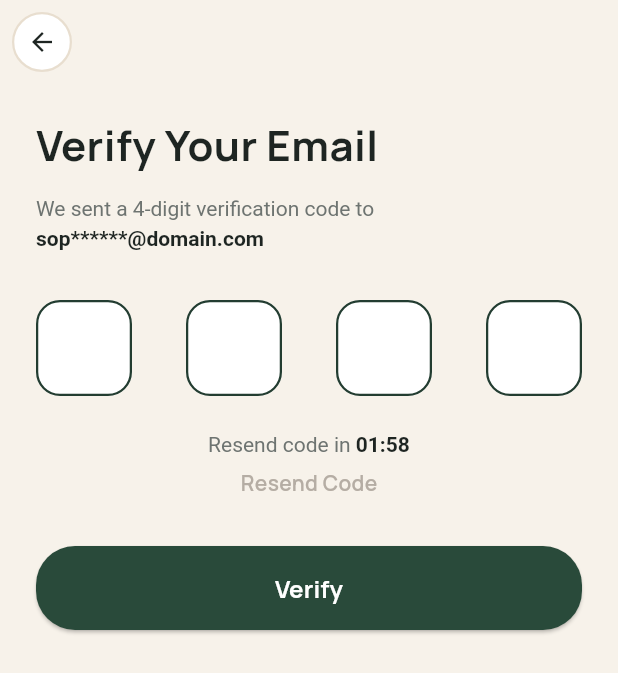
After one commit to hatemrihan/NTI---Finall, a Flutter app: the EmailverificationScreen screen opened directly, on a phone screen of 412 x 824 dp. The commit adds this screen. Shown: the top 673 px of the screen. Run offline on Flutter 3.47's test engine with Material 3 defaults, Android fonts, the phone set to English and light mode, and no system bars; our stand-ins replace flutter_svg.

Commit message:
add customarrowback,customappbar,passindicatorbar,changepassscreen,emailvalidatescreen,some adds in appcolors.appstyles

```diff
--- a/analysis_options.yaml
+++ b/analysis_options.yaml
@@ -7,6 +7,9 @@
 
 # The following line activates a set of recommended lints for Flutter apps,
 # packages, and plugins designed to encourage good coding practices.
+analyzer:
+  errors:
+    file_names: ignore
 include: package:flutter_lints/flutter.yaml
 
 linter:
--- a/lib/app_colors.dart
+++ b/lib/app_colors.dart
@@ -11,4 +11,5 @@ class AppColors {
   static const whiteClr = Colors.white;
   static const hintClr = Color(0xff7B827A);
   static const textClr = Color(0xff1E2521);
+  static const appBarComponentsColor = Color(0xFF1E232A);
 }
--- a/lib/app_styles.dart
+++ b/lib/app_styles.dart
@@ -1,3 +1,4 @@
+import 'package:final_project/app_colors.dart';
 import 'package:flutter/material.dart';
 
 class AppStyles {
@@ -19,7 +20,7 @@ class AppStyles {
     fontSize: 24,
     fontWeight: FontWeight.bold,
   );
-    static const TextStyle style14Bold = TextStyle(
+  static const TextStyle style14Bold = TextStyle(
     fontSize: 14,
     fontWeight: FontWeight.bold,
   );
@@ -42,4 +43,11 @@ class AppStyles {
   static const TextStyle style12 = TextStyle(fontSize: 12);
   static const TextStyle style14 = TextStyle(fontSize: 14);
   static const TextStyle style18 = TextStyle(fontSize: 15);
+
+  static const TextStyle appBarTitleStyle = TextStyle(
+    fontSize: 20.0,
+    fontWeight: FontWeight.bold,
+    color: AppColors.appBarComponentsColor,
+    letterSpacing: 1.2,
+  );
 }
--- /dev/null
+++ b/lib/screens/emailVerification_screen.dart
@@ -0,0 +1,216 @@
+import 'package:final_project/app_colors.dart';
+import 'package:final_project/app_styles.dart';
+import 'package:final_project/widgets/customArrowBack.dart';
+import 'package:final_project/widgets/custom_elevated_buttom.dart';
+import 'package:flutter/material.dart';
+
+class EmailverificationScreen extends StatefulWidget {
+  final String userEmail;
+
+  const EmailverificationScreen({
+    super.key,
+    this.userEmail = "sopaaaaaa@domain.com", // Pass the email here
+  });
+
+  @override
+  State<EmailverificationScreen> createState() =>
+      _EmailverificationScreenState();
+}
+
+class _EmailverificationScreenState extends State<EmailverificationScreen> {
+  final List<TextEditingController> _controllers = List.generate(
+    4,
+    (_) => TextEditingController(),
+  );
+  final List<FocusNode> _focusNodes = List.generate(4, (_) => FocusNode());
+
+  // Function to mask email according to your logic
+  String _maskEmail(String email) {
+    if (email.isEmpty || !email.contains('@')) return email;
+    List<String> parts = email.split('@');
+    String username = parts[0];
+    String domain = parts[1];
+
+    if (username.length <= 3) {
+      return '$username@$domain';
+    }
+
+    String prefix = username.substring(0, 3);
+    int remainingLength = username.length - 3;
+    String stars = '*' * remainingLength;
+
+    return '$prefix$stars@$domain';
+  }
+
+  @override
+  void dispose() {
+    for (var controller in _controllers) {
+      controller.dispose();
+    }
+    for (var node in _focusNodes) {
+      node.dispose();
+    }
+    super.dispose();
+  }
+
+  @override
+  Widget build(BuildContext context) {
+    return Scaffold(
+      backgroundColor: AppColors.backgroundClr,
+      appBar: AppBar(
+        backgroundColor: Colors.transparent,
+        elevation: 0,
+        scrolledUnderElevation: 0,
+        leading: const Customarrowback(),
+      ),
+      body: SafeArea(
+        child: Padding(
+          padding: const EdgeInsets.symmetric(horizontal: 24.0),
+          child: Column(
+            crossAxisAlignment: CrossAxisAlignment.start,
+            children: [
+              const SizedBox(height: 20),
+
+              // Title
+              Text(
+                "Verify Your Email",
+                style: AppStyles.style28Bold.copyWith(
+                  color: const Color(0xFF1E2522),
+                  fontWeight: FontWeight.bold,
+                ),
+              ),
+
+              const SizedBox(height: 12),
+
+              // Subtitle with Masked Email
+              RichText(
+                text: TextSpan(
+                  style: const TextStyle(
+                    fontSize: 14,
+                    color: Color(0xFF6E7471),
+                    height: 1.4,
+                  ),
+                  children: [
+                    const TextSpan(
+                      text: "We sent a 4-digit verification code to\n",
+                    ),
+                    TextSpan(
+                      text: _maskEmail(widget.userEmail),
+                      style: const TextStyle(
+                        fontWeight: FontWeight.bold,
+                        color: Color(0xFF1E2522),
+                      ),
+                    ),
+                  ],
+                ),
+              ),
+
+              const SizedBox(height: 32),
+
+              // 4-Digit Input Fields
+              Row(
+                mainAxisAlignment: MainAxisAlignment.spaceBetween,
+                children: List.generate(
+                  4,
+                  (index) => SizedBox(
+                    width: 64,
+                    height: 64,
+                    child: TextField(
+                      controller: _controllers[index],
+                      focusNode: _focusNodes[index],
+                      keyboardType: TextInputType.number,
+                      textAlign: TextAlign.center,
+                      maxLength: 1,
+                      style: const TextStyle(
+                        fontSize: 24,
+                        fontWeight: FontWeight.bold,
+                        color: Color(0xFF1E2522),
+                      ),
+                      decoration: InputDecoration(
+                        counterText: "",
+                        filled: true,
+                        fillColor: Colors.white,
+                        enabledBorder: OutlineInputBorder(
+                          borderRadius: BorderRadius.circular(16),
+                          borderSide: const BorderSide(
+                            color: Color(0xFF233D31),
+                            width: 1.5,
+                          ),
+                        ),
+                        focusedBorder: OutlineInputBorder(
+                          borderRadius: BorderRadius.circular(16),
+                          borderSide: const BorderSide(
+                            color: Color(0xFF233D31),
+                            width: 2.0,
+                          ),
+                        ),
+                      ),
+                      onChanged: (value) {
+                        if (value.isNotEmpty && index < 3) {
+                          _focusNodes[index + 1].requestFocus();
+                        } else if (value.isEmpty && index > 0) {
+                          _focusNodes[index - 1].requestFocus();
+                        }
+                      },
+                    ),
+                  ),
+                ),
+              ),
+
+              const SizedBox(height: 24),
+
+              // Timer & Resend Text
+              Center(
+                child: Column(
+                  children: [
+                    RichText(
+                      text: const TextSpan(
+                        style: TextStyle(
+                          fontSize: 14,
+                          color: Color(0xFF6E7471),
+                        ),
+                        children: [
+                          TextSpan(text: "Resend code in "),
+                          TextSpan(
+                            text: "01:58",
+                            style: TextStyle(
+                              fontWeight: FontWeight.bold,
+                              color: Color(0xFF1E2522),
+                            ),
+                          ),
+                        ],
+                      ),
+                    ),
+                    const SizedBox(height: 8),
+                    GestureDetector(
+                      onTap: () {
+                        // Resend logic
+                      },
+                      child: Text(
+                        "Resend Code",
+                        style: TextStyle(
+                          fontSize: 14,
+                          color: Color(0xFFB5ADA4),
+                          fontWeight: FontWeight.w600,
+                        ),
+                      ),
+                    ),
+                  ],
+                ),
+              ),
+
+              const SizedBox(height: 32),
+
+              // Verify Button
+              SizedBox(
+                width: double.infinity,
+                height: 56,
+                child: CustomElevatedButton(text: 'Verify', onPressed: () {}),
+              ),
+            ],
+          ),
+        ),
+      ),
+    );
+  }
+}
--- /dev/null
+++ b/lib/widgets/customArrowBack.dart
@@ -0,0 +1,29 @@
+import 'package:flutter/material.dart';
+
+class Customarrowback extends StatelessWidget {
+  const Customarrowback({super.key});
+
+  @override
+  Widget build(BuildContext context) {
+    return Padding(
+      padding: const EdgeInsets.all(8.0),
+      child: GestureDetector(
+        onTap: () {
+          Navigator.pop(context);
+        },
+        child: Container(
+          decoration: BoxDecoration(
+            color: Colors.white,
+            shape: BoxShape.circle,
+            border: Border.all(color: const Color(0xFFE8DECF), width: 1.5),
+          ),
+          child: const Icon(
+            Icons.arrow_back,
+            color: Color(0xFF1E2522),
+            size: 20,
+          ),
+        ),
+      ),
+    );
+  }
+}
--- a/lib/widgets/custom_text_field.dart
+++ b/lib/widgets/custom_text_field.dart
@@ -1,3 +1,4 @@
+
 import 'package:final_project/app_colors.dart';
 import 'package:final_project/app_styles.dart';
 import 'package:flutter/material.dart';
```
Also changed, not shown: lib/screens/changePassword_screen.dart (added, +120 -0 lines), lib/screens/signup_screen.dart (+11 -7 lines), lib/widgets/custonmAppBar_widget.dart (added, +37 -0 lines), lib/widgets/passwordStrengthIndicatorBar.dart (added, +18 -0 lines), 1 other file.
